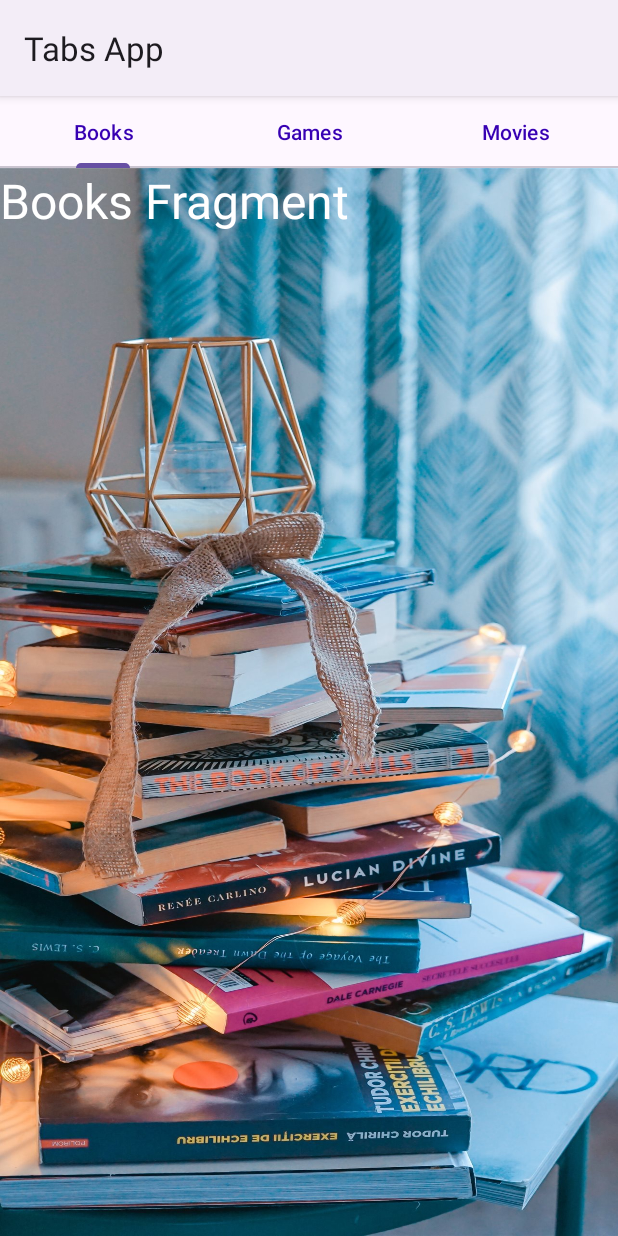
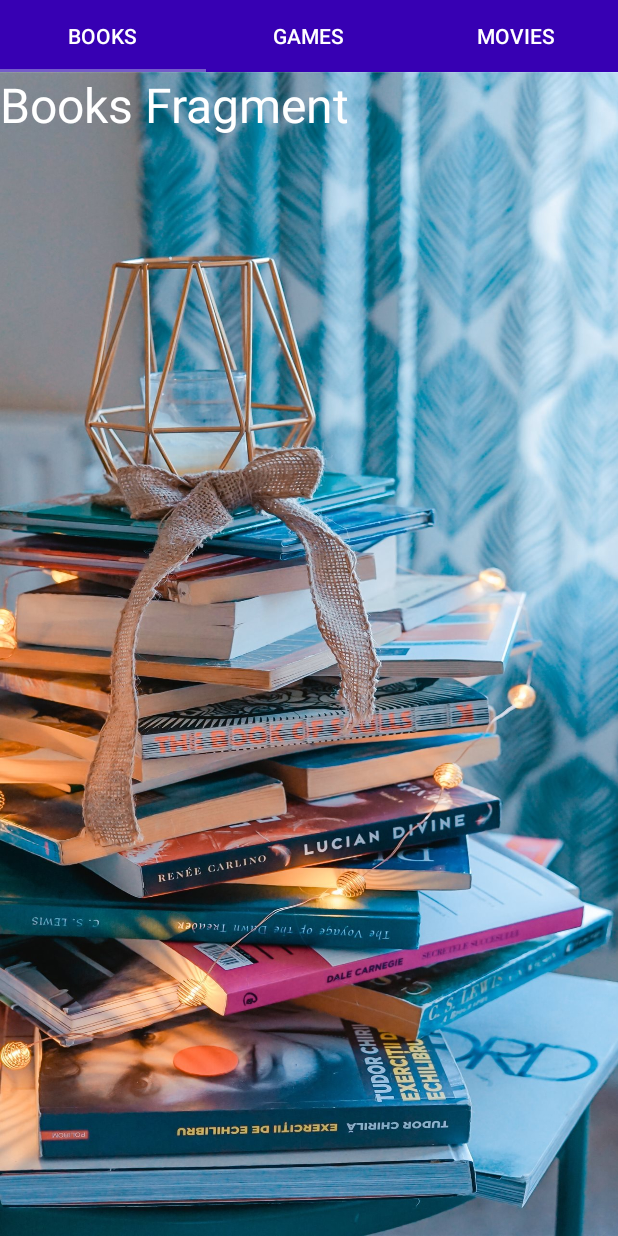
Before and after one commit to bharathitummala/android-kotlin-tablayoutapp, an Android app built with Jetpack Compose: the screen it shows after launch (MainActivity), on a phone screen of 412 x 824 dp. Run offline under Robolectric (Android 15) with nearby library versions, the phone set to English and light mode, and no system bars.

Commit message:
added bg color to tab

```diff
--- a/app/src/main/AndroidManifest.xml
+++ b/app/src/main/AndroidManifest.xml
@@ -16,7 +16,7 @@
             android:name=".MainActivity"
             android:exported="true"
             android:label="@string/app_name"
-            android:theme="@style/Theme.Material3.Light">
+            android:theme="@style/Theme.Design.NoActionBar">
             <intent-filter>
                 <action android:name="android.intent.action.MAIN" />
 
--- a/app/src/main/res/layout/activity_main.xml
+++ b/app/src/main/res/layout/activity_main.xml
@@ -10,18 +10,18 @@
      android:id="@+id/tablayout"
      android:layout_width="0dp"
      android:layout_height="wrap_content"
+     android:background="@color/purple_700"
      app:layout_constraintEnd_toEndOf="parent"
      app:layout_constraintStart_toStartOf="parent"
      app:layout_constraintTop_toTopOf="parent"
-
-     app:tabTextColor="@color/purple_700" />
+     app:tabIndicatorColor="#745CCA"
+     app:tabTextColor="@color/white" />
 
 
  <androidx.viewpager2.widget.ViewPager2
      android:id="@+id/viewPager"
      android:layout_width="match_parent"
      android:layout_height="0dp"
-
      app:layout_constraintBottom_toBottomOf="parent"
      app:layout_constraintTop_toBottomOf="@+id/tablayout" />
 
```
